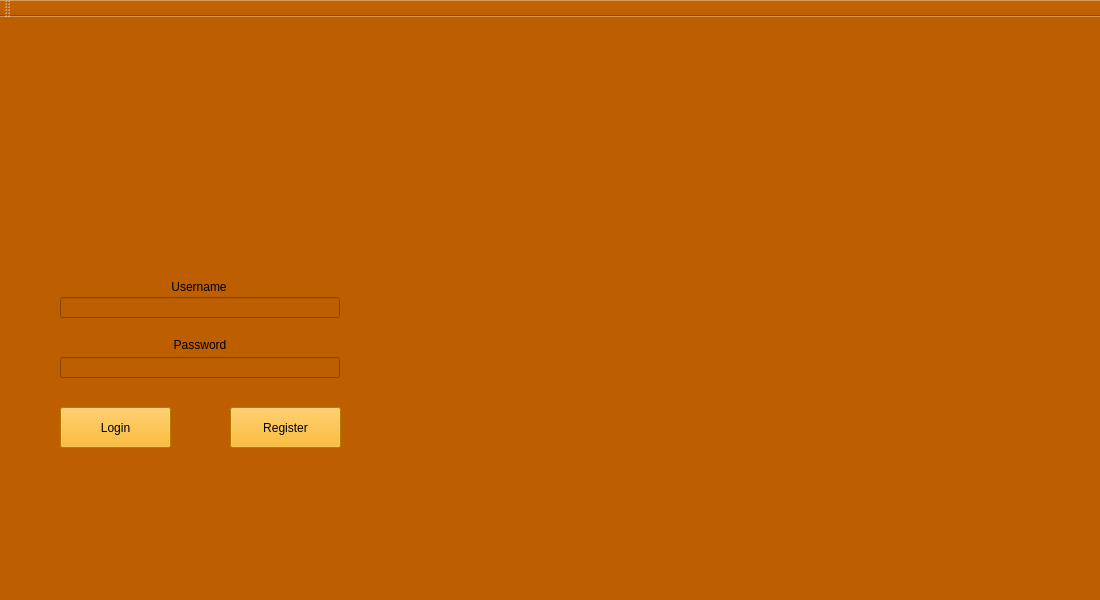
First picture: the form in Client1/Registration.ui, repository Paul-Podoleanu/ProjectModernCpp, before the edit.
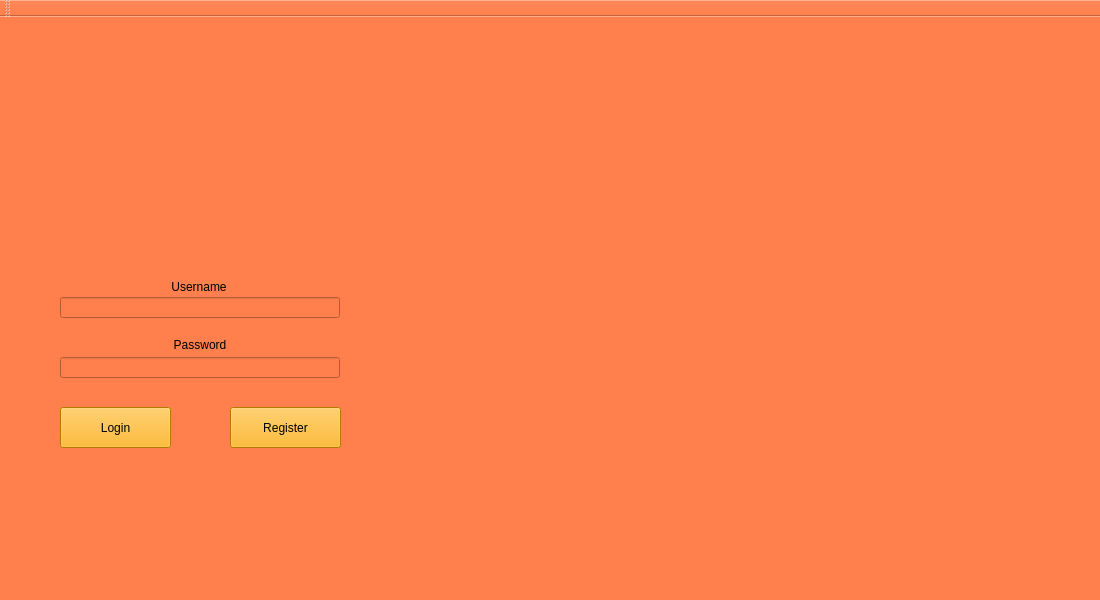
Second picture: the form after the edit. Icons and pictures are not drawn.

Commit message: Am schimbat culoare de background a paginii

```diff
--- a/Client1/Registration.ui
+++ b/Client1/Registration.ui
@@ -14,7 +14,7 @@
    <string>Registration</string>
   </property>
   <property name="styleSheet">
-   <string notr="true">background-color:rgb(189, 95, 0)</string>
+   <string notr="true">background-color:rgb(255, 128, 77)</string>
   </property>
   <widget class="QWidget" name="centralWidget">
    <widget class="QLabel" name="label">
```
Left out of the diff: 2 changed lines with no effect on the pictures.
